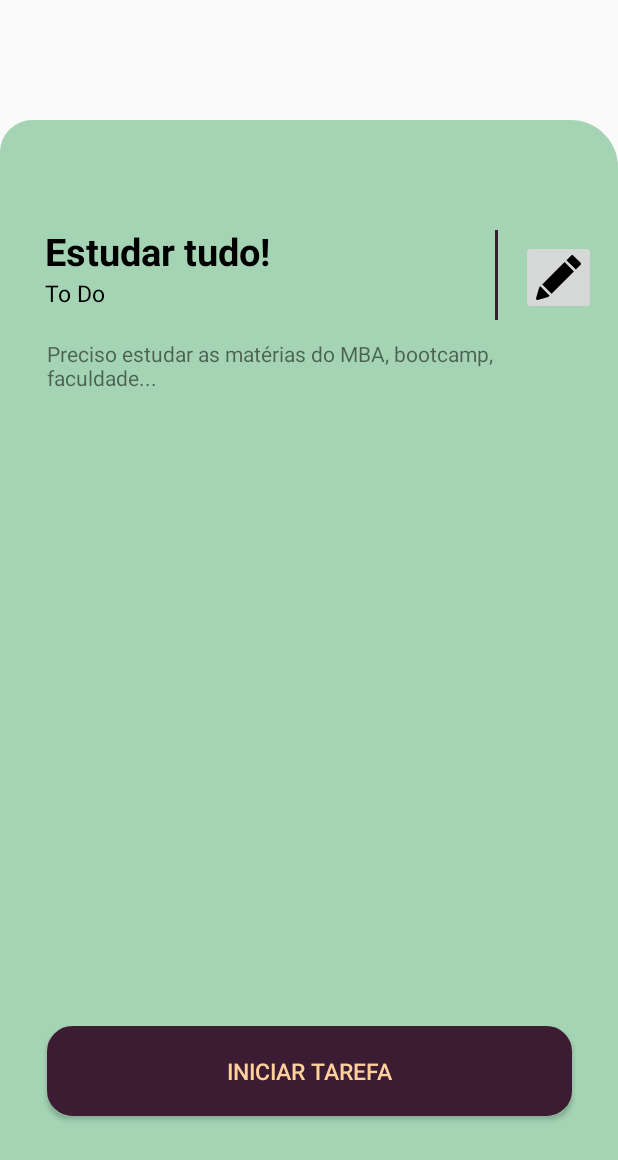
After one commit to pri-nitta/ProjetoIntegradorCTT, an Android app: the layout activity_view_task.xml on its own in the app's theme, with its tools: preview values and no code run, on a phone screen of 412 x 824 dp. The commit adds this screen. Shown: the top 1160 px of the screen. Run offline under Robolectric (Android 15) with nearby library versions, the phone set to English and light mode, and no system bars.

Commit message:
creating new activities to add task information.

```diff
--- /dev/null
+++ b/app/src/main/res/anim/no_change.xml
@@ -0,0 +1,4 @@
+<?xml version="1.0" encoding="utf-8"?>
+<set xmlns:android="http://schemas.android.com/apk/res/android">
+    <translate android:fromYDelta="0%p" android:toYDelta="0" android:duration="500"/>
+</set>
--- /dev/null
+++ b/app/src/main/res/drawable/ic_ferramenta_lapis.xml
@@ -0,0 +1,15 @@
+<vector xmlns:android="http://schemas.android.com/apk/res/android"
+    android:width="30dp"
+    android:height="30dp"
+    android:viewportWidth="512"
+    android:viewportHeight="512">
+  <path
+      android:fillColor="#FF000000"
+      android:pathData="M325.3,80.547l-254.555,254.566l106.055,106.055l254.566,-254.555z"/>
+  <path
+      android:fillColor="#FF000000"
+      android:pathData="M507.606,89.165L422.747,4.307c-5.625,-5.625 -15.586,-5.625 -21.211,0L346.51,59.336l106.066,106.066l55.029,-55.026c2.813,-2.813 4.395,-6.621 4.395,-10.605S510.418,91.978 507.606,89.165z"/>
+  <path
+      android:fillColor="#FF000000"
+      android:pathData="M49.534,356.324l-10.613,10.613c-1.787,1.787 -3.105,3.999 -3.809,6.431L0.586,492.737c-1.509,5.259 -0.059,10.913 3.809,14.78c2.856,2.856 6.68,4.395 10.605,4.395c1.392,0 2.798,-0.19 4.175,-0.586l119.37,-34.526c2.432,-0.703 4.644,-2.021 6.431,-3.809l10.613,-10.613L49.534,356.324z"/>
+</vector>
--- a/app/src/main/res/drawable/layout_bg.xml
+++ b/app/src/main/res/drawable/layout_bg_small.xml
@@ -3,7 +3,7 @@
     <solid android:color="#FFFFFF"/>
     <stroke android:width="3dp"
             android:color="#B1BCBE" />
-    <corners android:radius="10dp"/>
+    <corners android:radius="15dp"/>
     <padding android:left="0dp"
              android:top="0dp"
              android:right="0dp"
--- /dev/null
+++ b/app/src/main/res/drawable/layout_bg_top.xml
@@ -0,0 +1,16 @@
+<?xml version="1.0" encoding="UTF-8"?>
+<shape xmlns:android="http://schemas.android.com/apk/res/android">
+    <solid android:color="#FFFFFF"/>
+    <stroke android:width="3dp"
+            android:color="#B1BCBE" />
+
+    <corners android:bottomRightRadius="0dp"
+             android:bottomLeftRadius="0dp"
+             android:topLeftRadius="20dp"
+             android:topRightRadius="30dp"/>
+
+    <padding android:left="0dp"
+             android:top="0dp"
+             android:right="0dp"
+             android:bottom="0dp" />
+</shape>
--- a/app/src/main/res/layout/activity_main.xml
+++ b/app/src/main/res/layout/activity_main.xml
@@ -9,7 +9,7 @@
 
     <TextView
             android:id="@+id/txtTitle"
-            android:background="@drawable/layout_bg"
+            android:background="@drawable/layout_bg_bottom"
             android:layout_width="match_parent"
             android:layout_height="150dp"
             android:text="@string/txt_appTitle"
@@ -23,7 +23,7 @@
 
     <com.google.android.material.tabs.TabLayout
             android:id="@+id/tabLayout"
-            android:background="@drawable/layout_bg"
+            android:background="@drawable/layout_bg_small"
             android:backgroundTint="@color/colorAccent"
             android:layout_width="350dp"
             android:layout_height="wrap_content"
--- /dev/null
+++ b/app/src/main/res/layout/activity_view_task.xml
@@ -0,0 +1,84 @@
+<?xml version="1.0" encoding="utf-8"?>
+<androidx.constraintlayout.widget.ConstraintLayout
+        xmlns:android="http://schemas.android.com/apk/res/android"
+        xmlns:app="http://schemas.android.com/apk/res-auto"
+        xmlns:tools="http://schemas.android.com/tools"
+        android:layout_marginTop="80dp"
+        android:background="@drawable/layout_bg_top"
+        android:backgroundTint="@color/colorAccent"
+        android:layout_width="match_parent"
+        android:layout_height="match_parent">
+
+    <TextView
+            android:id="@+id/txtTaskTitle"
+            android:layout_width="wrap_content"
+            android:layout_height="wrap_content"
+            tools:text="Estudar tudo!"
+            android:textStyle="bold"
+            android:textSize="25sp"
+            android:textColor="@color/black"
+            android:layout_marginStart="30dp"
+            android:layout_marginTop="70dp"
+            app:layout_constraintTop_toTopOf="parent"
+            app:layout_constraintStart_toStartOf="parent"/>
+
+    <ImageView
+            android:id="@+id/line"
+            android:layout_width="2dp"
+            android:layout_height="60dp"
+            android:background="@color/colorPrimaryDark"
+            android:layout_marginTop="60dp"
+            android:layout_marginEnd="80dp"
+            app:layout_constraintBottom_toTopOf="@+id/edtTaskDesc"
+            app:layout_constraintTop_toTopOf="parent"
+            app:layout_constraintEnd_toEndOf="parent"/>
+
+    <ImageButton
+            android:id="@+id/btnEdit"
+            android:layout_width="50dp"
+            android:layout_height="50dp"
+            android:src="@drawable/ic_ferramenta_lapis"
+            android:layout_marginTop="80dp"
+            app:layout_constraintEnd_toEndOf="parent"
+            app:layout_constraintStart_toEndOf="@+id/line"
+            app:layout_constraintTop_toTopOf="parent"/>
+    <TextView
+            android:id="@+id/txtTaskStatus"
+            android:layout_width="wrap_content"
+            android:layout_height="wrap_content"
+            tools:text="To Do"
+            android:textSize="15sp"
+            android:textColor="@color/black"
+            android:layout_marginStart="30dp"
+            app:layout_constraintTop_toBottomOf="@id/txtTaskTitle"
+            app:layout_constraintStart_toStartOf="parent"/>
+
+
+    <TextView
+            android:id="@+id/edtTaskDesc"
+            android:layout_width="350dp"
+            android:layout_height="150dp"
+            android:layout_marginTop="20dp"
+            tools:text="Preciso estudar as matérias do MBA, bootcamp, faculdade..."
+            android:gravity="start"
+            app:layout_constraintEnd_toEndOf="parent"
+            app:layout_constraintStart_toStartOf="parent"
+            app:layout_constraintTop_toBottomOf="@+id/txtTaskStatus"
+            tools:ignore="RtlSymmetry"/>
+
+    <Button
+            android:id="@+id/btnCreateTask"
+            android:layout_width="350dp"
+            android:layout_height="60dp"
+            android:background="@drawable/layout_bg_small"
+            android:backgroundTint="@color/colorPrimaryDark"
+            android:text="@string/btnStartTask"
+            android:textColor="@color/colorLight"
+            android:textSize="15sp"
+            android:layout_marginBottom="80dp"
+            app:layout_constraintEnd_toEndOf="parent"
+            app:layout_constraintStart_toStartOf="parent"
+            app:layout_constraintBottom_toBottomOf="parent"/>
+
+
+</androidx.constraintlayout.widget.ConstraintLayout>
--- a/app/src/main/res/values/colors.xml
+++ b/app/src/main/res/values/colors.xml
@@ -5,4 +5,5 @@
     <color name="colorAccent">#A4D4B4</color>
     <color name="colorLight">#FFCF9C</color>
     <color name="colorBeige">#B96D40</color>
+    <color name="black">#000000</color>
 </resources>
--- a/app/src/main/res/values/strings.xml
+++ b/app/src/main/res/values/strings.xml
@@ -3,4 +3,10 @@
     <!-- TODO: Remove or change this placeholder text -->
     <string name="hello_blank_fragment">Hello blank fragment</string>
     <string name="txt_appTitle">Oppa Kanban Style!</string>
+    <string name="btnCreateTask">Criar tarefa</string>
+    <string name="txt_nova_tarefa">Nova Tarefa</string>
+    <string name="txt_addTaskDesc">Adicione uma tarefa que ainda será feita</string>
+    <string name="edtTaskTitle">Título da tarefa*</string>
+    <string name="edtTaskDesc">Descrição da tarefa</string>
+    <string name="btnStartTask">Iniciar tarefa</string>
 </resources>
```
Also changed, not shown: app/src/main/res/anim/slide_down_info.xml (added, +8 -0 lines), app/src/main/res/anim/slide_up_info.xml (added, +7 -0 lines), app/src/main/res/drawable/layout_bg_bottom.xml (added, +16 -0 lines), app/src/main/res/layout/activity_add_task.xml (added, +79 -0 lines).
